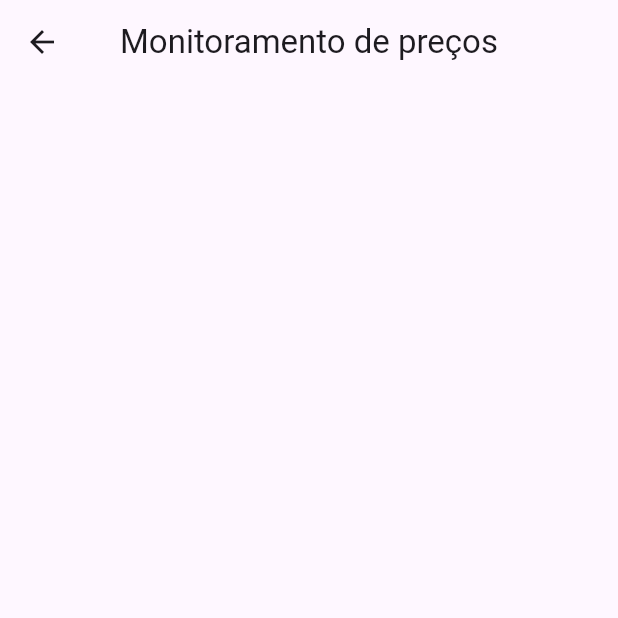
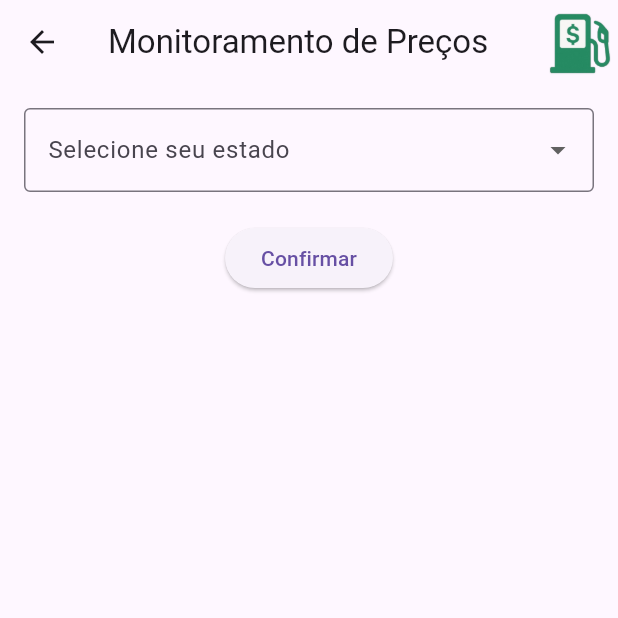
Before and after one commit to schumann7/etanomico, a Flutter app: the TelaPrecos screen opened directly, on a phone screen of 412 x 824 dp, the top half of it. Run offline on Flutter 3.47's test engine with Material 3 defaults, Android fonts, the phone set to English and light mode, and no system bars.

Commit message:
Tela de preços

```diff
--- a/lib/main.dart
+++ b/lib/main.dart
@@ -1,4 +1,6 @@
 import 'package:flutter/material.dart';
+import 'package:http/http.dart' as http;
+import 'dart:convert';
 
 void main() {
   runApp(
@@ -231,10 +233,77 @@ class TelaPrecos extends StatefulWidget {
 }
 
 class _TelaPrecosState extends State<TelaPrecos> {
+  final List<String> lista = ["BR", "AL", "AM",	"CE",	"DF",	"ES",	"GO",	"MA",	"MT",	"MG",	"PR",	"PB",	"PA",	"PE",	"RS",	"RJ",	"SC",	"SP"];
+  String? _selectedItem;
+  String preco = "";
+  final _formKey = GlobalKey<FormState>();
+
   @override
   Widget build(BuildContext context) {
     return Scaffold(
-      appBar: AppBar(centerTitle: true, title: Text('Monitoramento de preços')),
+      appBar: AppBar(title: Text('Monitoramento de Preços'), actions: [Image.asset("assets/images/Logo_Etanômico.png")],),
+      body: Padding(
+        padding: EdgeInsets.all(16.0),
+        child: Form(
+          key: _formKey,
+          child: Column(
+            children: [
+              DropdownButtonFormField<String>(
+                decoration: const InputDecoration(
+                  labelText: 'Selecione seu estado',
+                  border: OutlineInputBorder(),
+                ),
+                value: _selectedItem,
+                items: lista.map((item) {
+                  return DropdownMenuItem(
+                    value: item,
+                    child: Text(item),
+                  );
+                }).toList(),
+                onChanged: (value) {
+                  setState(() {
+                    _selectedItem = value;
+                  });
+                },
+                validator: (value) {
+                  if (value == null) {
+                    return 'Selecione um item';
+                  }
+                  return null;
+                },
+              ),
+
+              const SizedBox(height: 20),
+              ElevatedButton(
+                child: const Text('Confirmar'),
+               onPressed: () async {
+                if (_selectedItem != null) {
+                  try {
+                    final response = await http.get(
+                      Uri.parse('https://combustivelapi.com.br/api/precos'),
+                      headers: {'Content-Type': 'application/json; charset=UTF-8'},
+                    );
+
+                    final json = jsonDecode(response.body);
+
+                    if (json['precos']['gasolina'].containsKey(_selectedItem!.toLowerCase())) {
+                      setState(() {
+                        preco = json['precos']['gasolina'][_selectedItem!.toLowerCase()].toString();
+                      });
+                    }
+                  } catch (e) {
+                    setState(() {
+                      preco = 'Ocorreu um erro na busca do preço';
+                    });
+                  }
+                }
+              },
+              ),
+              Text(preco != "" ? 'A gasolina em sua localização custa em média R\$$preco' : "", style: TextStyle(fontSize: 30.0), textAlign: TextAlign.center, )
+              ],
+          ),
+        ),
+      ),
     );
   }
 }
--- a/pubspec.yaml
+++ b/pubspec.yaml
@@ -30,6 +30,7 @@ environment:
 dependencies:
   flutter:
     sdk: flutter
+  http: ^1.4.0
 
   # The following adds the Cupertino Icons font to your application.
   # Use with the CupertinoIcons class for iOS style icons.
```
Also changed, not shown: pubspec.lock.
